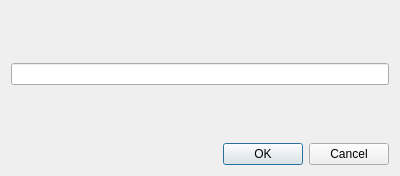
Qt form src/dialogs/AddNewPer.ui (NDNF/cutter) before a commit.
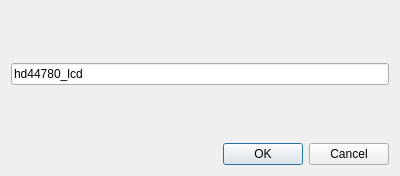
The same form after that commit.

Patch:
```diff
--- a/src/dialogs/AddNewPer.ui
+++ b/src/dialogs/AddNewPer.ui
@@ -22,7 +22,11 @@
     </widget>
    </item>
    <item row="1" column="0">
-    <widget class="QLineEdit" name="RegName"/>
+    <widget class="QLineEdit" name="RegName">
+     <property name="text">
+      <string>hd44780_lcd</string>
+     </property>
+    </widget>
    </item>
    <item row="2" column="0">
     <spacer name="verticalSpacer">
```
